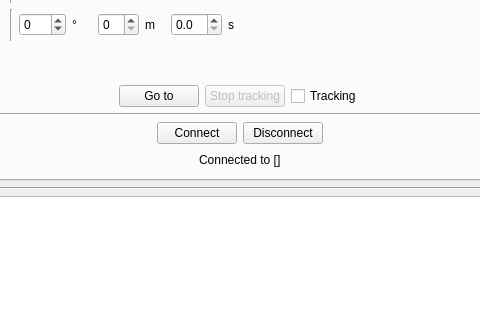
First picture: the form in GUI/formMainClient.ui, repository EPF-Ground-Station/VEGA_SRT, before the edit; both pictures show x 161 to 641 and y 433 to 753 of the 802 by 840 pixel window.
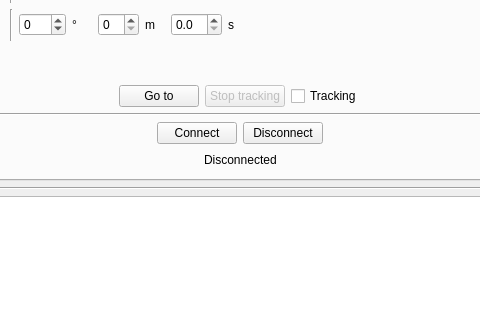
Second picture: the form after the edit. The open tabs and pages were chosen to show the change.

Commit message: Updated client GUI for measurements.

```diff
--- a/GUI/formMainClient.ui
+++ b/GUI/formMainClient.ui
@@ -920,7 +920,7 @@
               </sizepolicy>
              </property>
              <property name="text">
-              <string>Connected to []</string>
+              <string>Disconnected</string>
              </property>
             </widget>
            </item>
```
Left out of the diff: 2 changed lines with no effect on the pictures. The commit also changes 1 other file.
